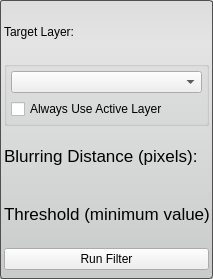
Old version of the form Interface/ToolInterface/CannyEdgeDetectionFilterInterface.ui in the repository jessdtate/Seg3D.
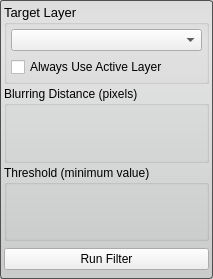
New version of the form.

Commit message: adding the first nrrd based filter and cleaning up the UIs of various filters

```diff
--- a/Interface/ToolInterface/CannyEdgeDetectionFilterInterface.ui
+++ b/Interface/ToolInterface/CannyEdgeDetectionFilterInterface.ui
@@ -45,20 +45,6 @@
    <property name="margin">
     <number>4</number>
    </property>
-   <item>
-    <layout class="QHBoxLayout" name="activeHLayout" stretch="0">
-     <property name="spacing">
-      <number>0</number>
-     </property>
-     <item>
-      <widget class="QLabel" name="label">
-       <property name="text">
-        <string>Target Layer:</string>
-       </property>
-      </widget>
-     </item>
-    </layout>
-   </item>
    <item>
     <layout class="QHBoxLayout" name="horizontalLayout_6">
      <item>
@@ -69,7 +55,7 @@
         </font>
        </property>
        <property name="title">
-        <string/>
+        <string>Target Layer</string>
        </property>
        <layout class="QVBoxLayout" name="verticalLayout_4">
         <property name="margin">
@@ -93,15 +79,18 @@
    <item>
     <layout class="QHBoxLayout" name="blurringdistanceHLayout_top">
      <item>
-      <widget class="QLabel" name="blurringdistanceLabel">
-       <property name="font">
-        <font>
-         <pointsize>13</pointsize>
-        </font>
+      <widget class="QGroupBox" name="groupBox">
+       <property name="title">
+        <string>Blurring Distance (pixels)</string>
        </property>
-       <property name="text">
-        <string>Blurring Distance (pixels):</string>
-       </property>
+       <layout class="QHBoxLayout" name="horizontalLayout_2">
+        <property name="margin">
+         <number>4</number>
+        </property>
+        <item>
+         <layout class="QHBoxLayout" name="blurringdistanceHLayout_bottom"/>
+        </item>
+       </layout>
       </widget>
      </item>
     </layout>
@@ -112,15 +101,18 @@
    <item>
     <layout class="QHBoxLayout" name="thresholdHLayout_top">
      <item>
-      <widget class="QLabel" name="thresholdLabel">
-       <property name="font">
-        <font>
-         <pointsize>13</pointsize>
-        </font>
+      <widget class="QGroupBox" name="groupBox_2">
+       <property name="title">
+        <string>Threshold (minimum value)</string>
        </property>
-       <property name="text">
-        <string>Threshold (minimum value):</string>
-       </property>
+       <layout class="QHBoxLayout" name="horizontalLayout_3">
+        <property name="margin">
+         <number>4</number>
+        </property>
+        <item>
+         <layout class="QHBoxLayout" name="thresholdHLayout_bottom"/>
+        </item>
+       </layout>
       </widget>
      </item>
     </layout>
```
Left out of the diff: 6 changed lines with no effect on the pictures. The commit also changes 34 other files.
